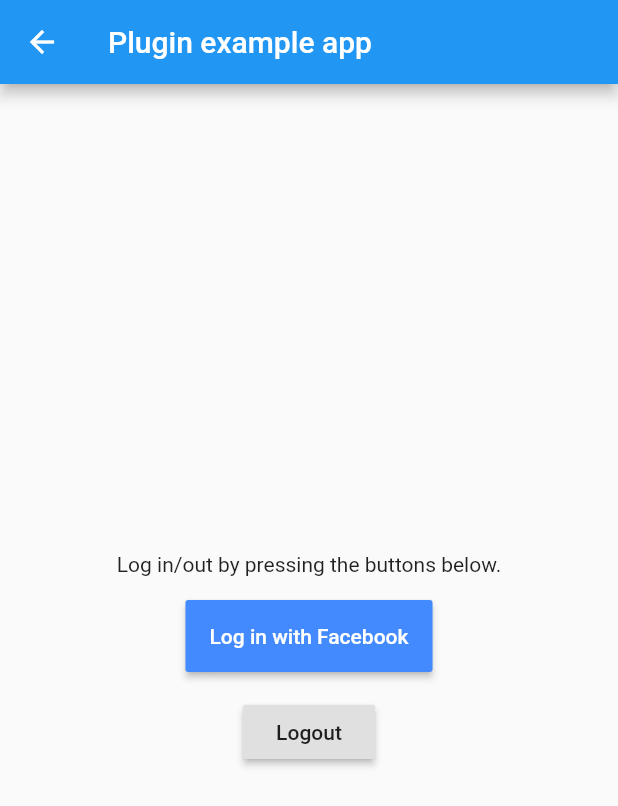
After one commit to hitesh-dhamshaniya/shopping_cart_demo, a Flutter app: the FacebookLoginExample screen opened directly, after a tap on "Log in with Facebook", on a phone screen of 412 x 824 dp. The commit adds this screen. Shown: the top 806 px of the screen. Run offline on Flutter 3.47's test engine with Material 2 defaults, Android fonts, the phone set to English and light mode, and no system bars; our stand-ins replace transparent_image; missing offline and left inert: flutter_facebook_login.

```diff
--- /dev/null
+++ b/lib/screen/FacebookLoginExample.dart
@@ -0,0 +1,82 @@
+import 'package:flutter/material.dart';
+import 'package:flutter_facebook_login/flutter_facebook_login.dart';
+
+class FacebookLoginExample extends StatefulWidget {
+  @override
+  _FacebookLoginExampleState createState() => _FacebookLoginExampleState();
+}
+
+class _FacebookLoginExampleState extends State<FacebookLoginExample> {
+  static final FacebookLogin facebookSignIn = new FacebookLogin();
+
+  String _message = 'Log in/out by pressing the buttons below.';
+
+  Future<Null> _login() async {
+    final FacebookLoginResult result = await facebookSignIn.logIn(['email']);
+
+    switch (result.status) {
+      case FacebookLoginStatus.loggedIn:
+        final FacebookAccessToken accessToken = result.accessToken;
+        _showMessage('''
+         Logged in!
+
+         Token: ${accessToken.token}
+         User id: ${accessToken.userId}
+         Expires: ${accessToken.expires}
+         Permissions: ${accessToken.permissions}
+         Declined permissions: ${accessToken.declinedPermissions}
+         ''');
+        break;
+      case FacebookLoginStatus.cancelledByUser:
+        _showMessage('Login cancelled by the user.');
+        break;
+      case FacebookLoginStatus.error:
+        _showMessage('Something went wrong with the login process.\n'
+            'Here\'s the error Facebook gave us: ${result.errorMessage}');
+        break;
+    }
+  }
+
+  Future<Null> _logOut() async {
+    await facebookSignIn.logOut();
+    _showMessage('Logged out.');
+  }
+
+  void _showMessage(String message) {
+    setState(() {
+      _message = message;
+    });
+  }
+
+  @override
+  Widget build(BuildContext context) {
+    return Scaffold(
+      appBar: new AppBar(
+        title: new Text('Plugin example app'),
+      ),
+      body: new Center(
+        child: new Column(
+          mainAxisAlignment: MainAxisAlignment.center,
+          children: <Widget>[
+            new Text(_message),
+            SizedBox(height: 16.0),
+            new RaisedButton(
+              padding: const EdgeInsets.all(16.0),
+              color: Colors.blueAccent,
+              onPressed: _login,
+              child: new Text(
+                'Log in with Facebook',
+                style: TextStyle(color: Colors.white),
+              ),
+            ),
+            SizedBox(height: 16.0),
+            new RaisedButton(
+              onPressed: _logOut,
+              child: new Text('Logout'),
+            ),
+          ],
+        ),
+      ),
+    );
+  }
+}
--- a/lib/screen/GridViewExample.dart
+++ b/lib/screen/GridViewExample.dart
@@ -4,6 +4,9 @@
   @override
   Widget build(BuildContext context) {
     return Scaffold(
+      appBar: AppBar(
+        title: Text("Grid view example"),
+      ),
       body: buildGridView(context),
     );
   }
@@ -17,7 +20,7 @@
           return Center(
             child: Text(
               'Item $index',
-              style: Theme.of(context).textTheme.headline2,
+              style: Theme.of(context).textTheme.headline4,
             ),
           );
         },
--- a/pubspec.yaml
+++ b/pubspec.yaml
@@ -29,7 +29,9 @@
   cupertino_icons: ^0.1.3
   provider: ^4.1.2
   transparent_image: ^1.0.0
-
+  flutter_facebook_login: ^3.0.0
+  sqflite:
+  path:
 dev_dependencies:
   flutter_test:
     sdk: flutter
```
Also changed, not shown: lib/main.dart (+12 -4 lines), lib/screen/sql_lite_demo.dart (added, +12 -0 lines), pubspec.lock, 7 other files.
